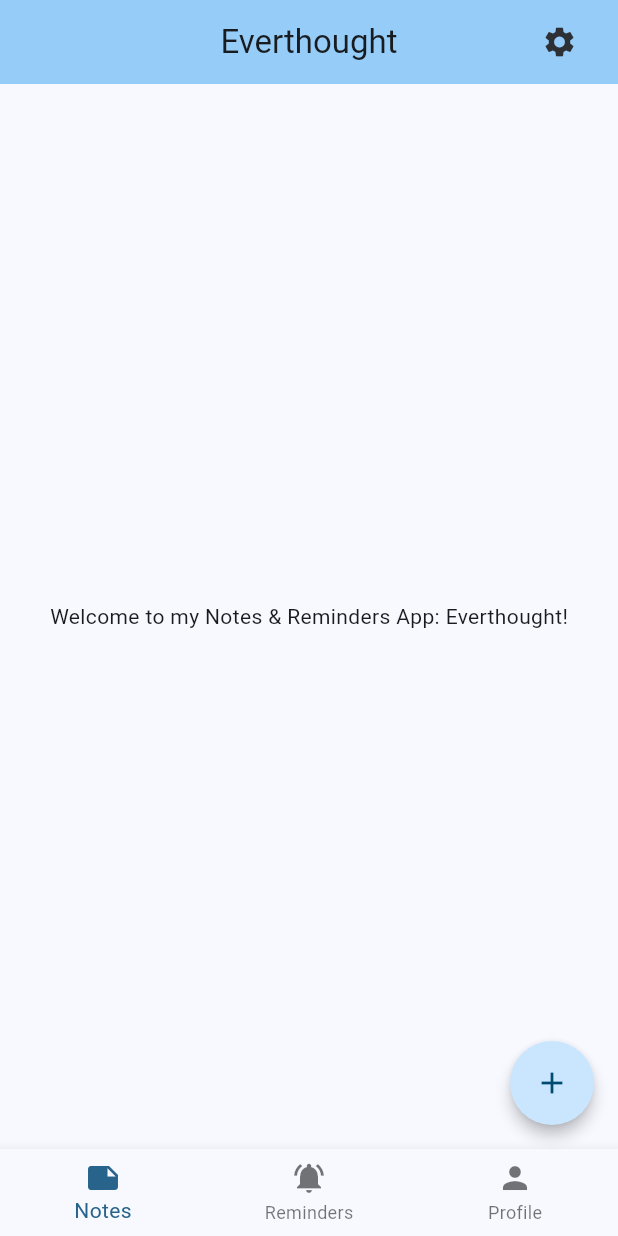
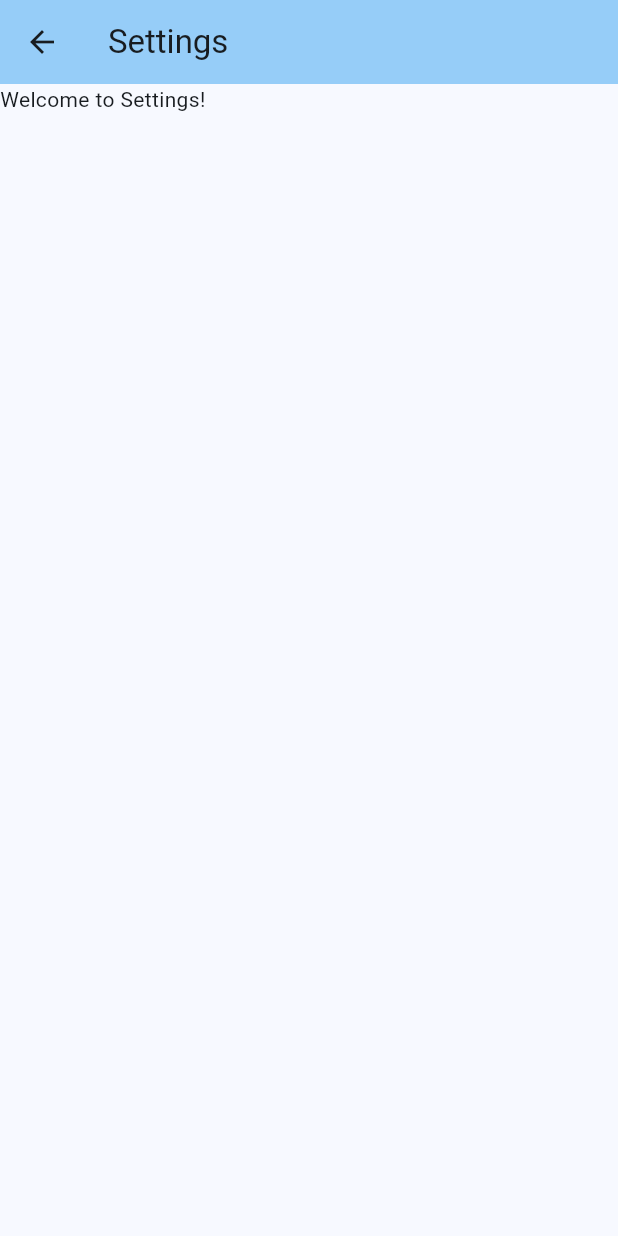
Before and after one commit to JacobMabey/Everthought, a Flutter app: the screen it shows after launch, after a tap on the "settings" icon, on a phone screen of 412 x 824 dp. Run offline on Flutter 3.47's test engine with Material 3 defaults, Android fonts, the phone set to English and light mode, and no system bars.

Commit message:
Setup multi pages

```diff
--- a/lib/main.dart
+++ b/lib/main.dart
@@ -1,4 +1,8 @@
+import 'package:everthought/settings.dart';
 import 'package:flutter/material.dart';
+import 'notes.dart';
+import 'reminders.dart';
+import 'profile.dart';
 
 void main() {
   runApp(const MyApp());
@@ -31,24 +35,13 @@ class MyApp extends StatelessWidget {
         colorScheme: ColorScheme.fromSeed(seedColor: Colors.lightBlue),
         useMaterial3: true,
       ),
-      home: const MyHomePage(title: 'Everthought'),
+      home: const MyHomePage(),
     );
   }
 }
 
 class MyHomePage extends StatefulWidget {
-  const MyHomePage({super.key, required this.title});
-
-  // This widget is the home page of your application. It is stateful, meaning
-  // that it has a State object (defined below) that contains fields that affect
-  // how it looks.
-
-  // This class is the configuration for the state. It holds the values (in this
-  // case the title) provided by the parent (in this case the App widget) and
-  // used by the build method of the State. Fields in a Widget subclass are
-  // always marked "final".
-
-  final String title;
+  const MyHomePage({super.key});
 
   @override
   State<MyHomePage> createState() => _MyHomePageState();
@@ -56,14 +49,12 @@ class MyHomePage extends StatefulWidget {
 
 class _MyHomePageState extends State<MyHomePage> {
   Color color = Colors.red;
+  int _selectedIndex = 0;
+  final navPages = [const NotesPage(), const RemindersPage(), const ProfilePage()];
 
-  void _addNote() {
+  void navTapped(int index) {
     setState(() {
-      // This call to setState tells the Flutter framework that something has
-      // changed in this State, which causes it to rerun the build method below
-      // so that the display can reflect the updated values. If we changed
-      // _counter without calling setState(), then the build method would not be
-      // called again, and so nothing would appear to happen.
+      _selectedIndex = index;
     });
   }
 
@@ -83,15 +74,15 @@ class _MyHomePageState extends State<MyHomePage> {
         backgroundColor: Theme.of(context).colorScheme.inversePrimary,
         // Here we take the value from the MyHomePage object that was created by
         // the App.build method, and use it to set our appbar title.
-        title: Text(widget.title),
-        centerTitle: true,
+        title: const Text('EverThought'),
+        centerTitle: false,
 
 
         actions: [
             Padding(
               padding: const EdgeInsets.only(right: 15.0),
               child: IconButton(
-                onPressed: () => {},
+                onPressed: () => {Navigator.push(context, MaterialPageRoute(builder: (context) => const SettingsPage()))},
                 color: Theme.of(context).colorScheme.inverseSurface,
                 tooltip: "Settings",
                 icon: const Icon(Icons.settings)
@@ -99,44 +90,19 @@ class _MyHomePageState extends State<MyHomePage> {
             )
           ]
       ),
-      body: const Center(
-        // Center is a layout widget. It takes a single child and positions it
-        // in the middle of the parent.
-        child: Column(
-          // Column is also a layout widget. It takes a list of children and
-          // arranges them vertically. By default, it sizes itself to fit its
-          // children horizontally, and tries to be as tall as its parent.
-          //
-          // Column has various properties to control how it sizes itself and
-          // how it positions its children. Here we use mainAxisAlignment to
-          // center the children vertically; the main axis here is the vertical
-          // axis because Columns are vertical (the cross axis would be
-          // horizontal).
-          //
-          // TRY THIS: Invoke "debug painting" (choose the "Toggle Debug Paint"
-          // action in the IDE, or press "p" in the console), to see the
-          // wireframe for each widget.
-          mainAxisAlignment: MainAxisAlignment.center,
-          children: <Widget>[
-            Text(
-              'Welcome to my Notes & Reminders App: Everthought!',
-            ),
-          ],
-        ),
-      ),
-      floatingActionButton: FloatingActionButton(
-        onPressed: _addNote,
-        shape: const CircleBorder(eccentricity: 0.0),
-        elevation: 4,
-        tooltip: 'Add Note',
-        child: const Icon(Icons.add),
-      ), // This trailing comma makes auto-formatting nicer for build methods.
+
+
+      body: navPages[_selectedIndex],
+
+
       bottomNavigationBar: BottomNavigationBar(
+        currentIndex: _selectedIndex,
+        onTap: navTapped,
         items: const <BottomNavigationBarItem>[
           BottomNavigationBarItem(icon: Icon(Icons.note), label: "Notes"),
           BottomNavigationBarItem(icon: Icon(Icons.notifications_active), label: "Reminders"),
           BottomNavigationBarItem(icon: Icon(Icons.person), label: "Profile"),
-          ],
+        ],
       ),
     );
   }
--- /dev/null
+++ b/lib/notes.dart
@@ -0,0 +1,34 @@
+import 'package:flutter/material.dart';
+
+class NotesPage extends StatefulWidget {
+  const NotesPage({super.key});
+
+  @override
+  State<StatefulWidget> createState() => NotesState();
+
+}
+
+class NotesState extends State<NotesPage> {
+
+  void _addNote() {
+    setState(() {
+      // Add Note
+    });
+  }
+
+  @override
+  Widget build(BuildContext context) {
+
+    return Scaffold(
+      body: const Text('Welcome to Notes!'),
+
+      floatingActionButton: FloatingActionButton(
+        onPressed: _addNote,
+        shape: const CircleBorder(eccentricity: 0.0),
+        elevation: 4,
+        tooltip: 'Add Note',
+        child: const Icon(Icons.add),
+      )
+    );
+  }
+}
--- /dev/null
+++ b/lib/settings.dart
@@ -0,0 +1,33 @@
+import 'package:flutter/material.dart';
+
+class SettingsPage extends StatefulWidget {
+  const SettingsPage({super.key});
+
+  @override
+  State<StatefulWidget> createState() => SettingsState();
+
+}
+
+class SettingsState extends State<SettingsPage> {
+
+  @override
+  Widget build(BuildContext context) {
+
+    return Scaffold(
+      appBar: AppBar(
+        // TRY THIS: Try changing the color here to a specific color (to
+        // Colors.amber, perhaps?) and trigger a hot reload to see the AppBar
+        // change color while the other colors stay the same.
+        backgroundColor: Theme.of(context).colorScheme.inversePrimary,
+        // Here we take the value from the MyHomePage object that was created by
+        // the App.build method, and use it to set our appbar title.
+        title: const Text('Settings'),
+        centerTitle: false,
+      ),
+
+      body: const Text('Welcome to Settings!'),
+
+
+    );
+  }
+}
```
Also changed, not shown: lib/profile.dart (added, +22 -0 lines), lib/reminders.dart (added, +33 -0 lines).
